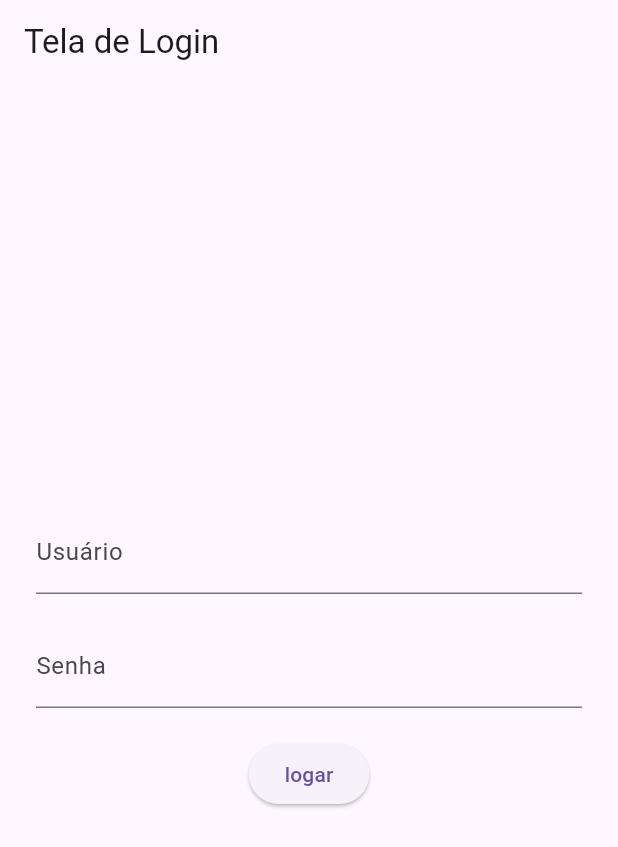
After one commit to pedrosenai44/voupedir1.0, a Flutter app: the screen it shows after launch, on a phone screen of 412 x 824 dp. The commit adds this screen. Shown: the top 847 px of the screen. Run offline on Flutter 3.47's test engine with Material 3 defaults, Android fonts, the phone set to English and light mode, and no system bars; accounts and stored records are empty.

Commit message:
tela de login funcional sem banco de dados.

```diff
--- /dev/null
+++ b/lib/tela_home.dart
@@ -0,0 +1,16 @@
+import 'package:flutter/material.dart';
+
+class TelaHome extends StatelessWidget{
+  TelaHome ({super.key});
+
+  @override
+  Widget build(BuildContext context) {
+    return Scaffold(
+      appBar: AppBar(title: const Text ("seja bem vindo usuário:")),
+      body: const Center(
+        child: Text("Tela de Home"),
+      ),
+    );
+
+  }
+}
--- /dev/null
+++ b/lib/tela_login.dart
@@ -0,0 +1,56 @@
+import 'package:flutter/material.dart';
+import 'package:pedrohenrique/tela_home.dart';
+import 'usuario.dart';
+import 'package:flutter/material.dart';
+
+
+class TelaLogin extends StatelessWidget{
+  TelaLogin({super.key});
+
+  Usuario u = Usuario(
+    nome: 'admin',
+      login: 'admin',
+    senha: '@senhaforte123',
+    codigo: 1
+  );
+
+  final TextEditingController usuarioController = TextEditingController();
+  final TextEditingController senhaController = TextEditingController();
+
+  @override
+  Widget build(BuildContext context){
+    return Scaffold(
+    appBar: AppBar(title: const Text("Tela de Login")),
+    body:Padding (padding: const EdgeInsets.all(24.0),
+    child:Column(
+      mainAxisAlignment: MainAxisAlignment.center,
+      children: [
+        TextField(
+          decoration: const InputDecoration(labelText: 'Usuário'),
+          controller: usuarioController,
+        ),
+        const SizedBox(height: 20),
+        TextField(
+          decoration: const InputDecoration(labelText: 'Senha'),
+          obscureText: true,
+          controller: senhaController,
+        ),
+        SizedBox(height: 20),
+          ElevatedButton(onPressed:(){
+            if(u.login == usuarioController.text && u.senha == senhaController.text){
+              Navigator.push(context,
+              MaterialPageRoute(builder: (context) => TelaHome())
+              );
+            }else{
+
+            }
+            ScaffoldMessenger.of(context).showSnackBar(
+              SnackBar(content: Text("Usuário ou senha Inválidos!" ))
+            );
+          }, child: const Text('logar'))
+      ],
+    ),
+      ),
+    );
+  }
+}
```
Also changed, not shown: lib/main.dart (+12 -79 lines), lib/restaurante.dart (added, +53 -0 lines), lib/tipo.dart (added, +19 -0 lines).
